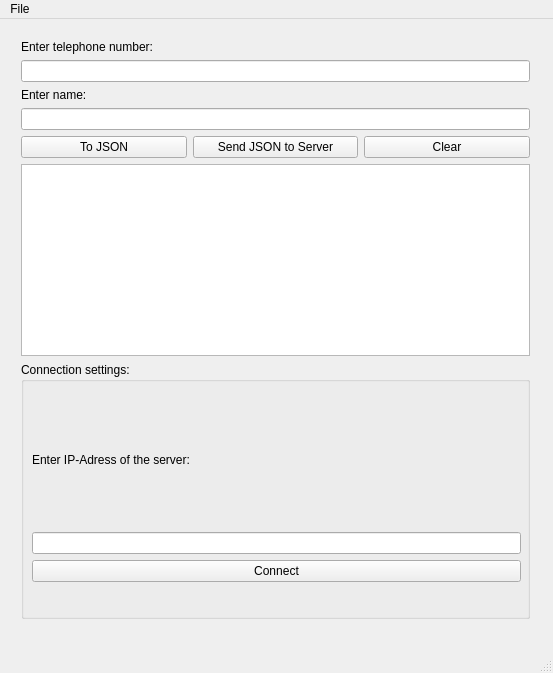
The window that mainwindow.ui (WTFTrick/TelephoneBook) describes before a commit, drawn with Qt 5.
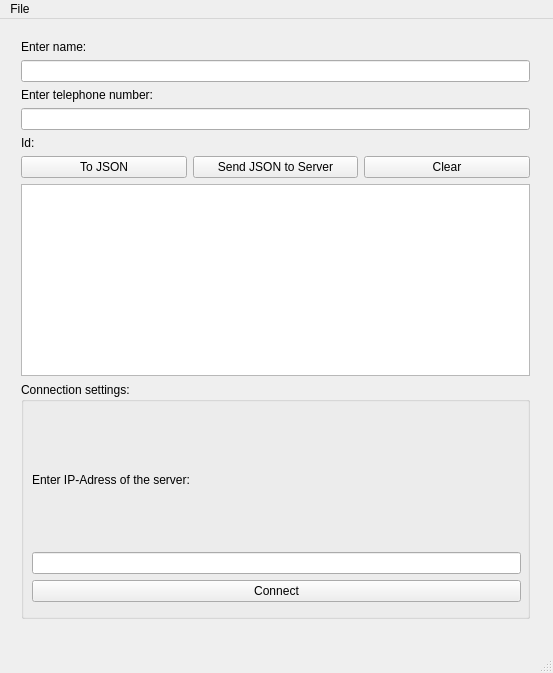
The same window after the commit.

Commit message: 06.03.2016, Add more difficult structure to JSON, add ID label

```diff
--- a/mainwindow.ui
+++ b/mainwindow.ui
@@ -30,7 +30,7 @@
      </rect>
     </property>
     <layout class="QGridLayout" name="gridLayout">
-     <item row="11" column="1">
+     <item row="15" column="1">
       <widget class="QListWidget" name="listWidget">
        <property name="sizePolicy">
         <sizepolicy hsizetype="Minimum" vsizetype="Minimum">
@@ -40,7 +40,10 @@
        </property>
       </widget>
      </item>
-     <item row="0" column="1">
+     <item row="4" column="1">
+      <widget class="QLineEdit" name="tel_lineEdit"/>
+     </item>
+     <item row="3" column="1">
       <widget class="QLabel" name="label_telephone">
        <property name="sizePolicy">
         <sizepolicy hsizetype="Minimum" vsizetype="Fixed">
@@ -53,26 +56,7 @@
        </property>
       </widget>
      </item>
-     <item row="3" column="1">
-      <widget class="QLineEdit" name="name_lineEdit"/>
-     </item>
-     <item row="1" column="1">
-      <widget class="QLineEdit" name="tel_lineEdit"/>
-     </item>
-     <item row="2" column="1">
-      <widget class="QLabel" name="lable_name">
-       <property name="sizePolicy">
-        <sizepolicy hsizetype="Minimum" vsizetype="Minimum">
-         <horstretch>0</horstretch>
-         <verstretch>0</verstretch>
-        </sizepolicy>
-       </property>
-       <property name="text">
-        <string>Enter name:</string>
-       </property>
-      </widget>
-     </item>
-     <item row="4" column="1" rowspan="2">
+     <item row="8" column="1" rowspan="2">
       <layout class="QHBoxLayout" name="horizontalLayout_2">
        <item>
         <widget class="QPushButton" name="pb_toJSON">
@@ -103,7 +87,10 @@
        </item>
       </layout>
      </item>
-     <item row="12" column="1">
+     <item row="1" column="1">
+      <widget class="QLineEdit" name="name_lineEdit"/>
+     </item>
+     <item row="16" column="1">
       <widget class="QGroupBox" name="groupBox">
        <property name="sizePolicy">
         <sizepolicy hsizetype="Minimum" vsizetype="Expanding">
@@ -145,6 +132,26 @@
        </widget>
       </widget>
      </item>
+     <item row="0" column="1">
+      <widget class="QLabel" name="lable_name">
+       <property name="sizePolicy">
+        <sizepolicy hsizetype="Minimum" vsizetype="Minimum">
+         <horstretch>0</horstretch>
+         <verstretch>0</verstretch>
+        </sizepolicy>
+       </property>
+       <property name="text">
+        <string>Enter name:</string>
+       </property>
+      </widget>
+     </item>
+     <item row="5" column="1">
+      <widget class="QLabel" name="id_label">
+       <property name="text">
+        <string>Id:</string>
+       </property>
+      </widget>
+     </item>
     </layout>
    </widget>
   </widget>
```
The commit also changes 2 other files.
